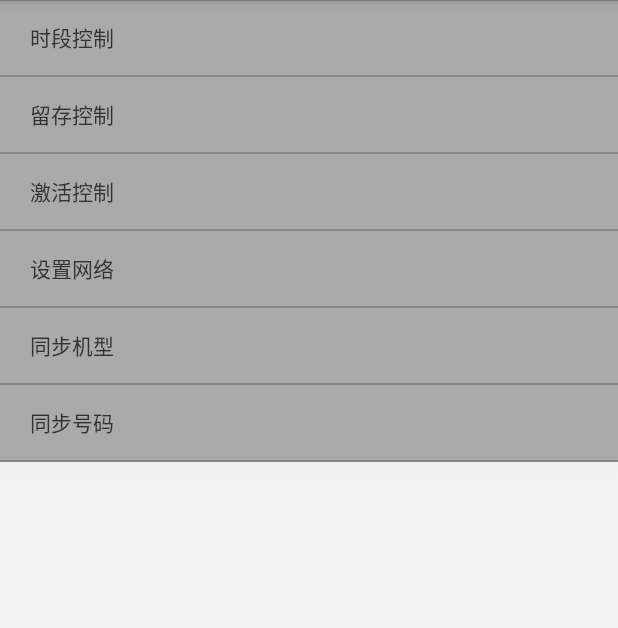
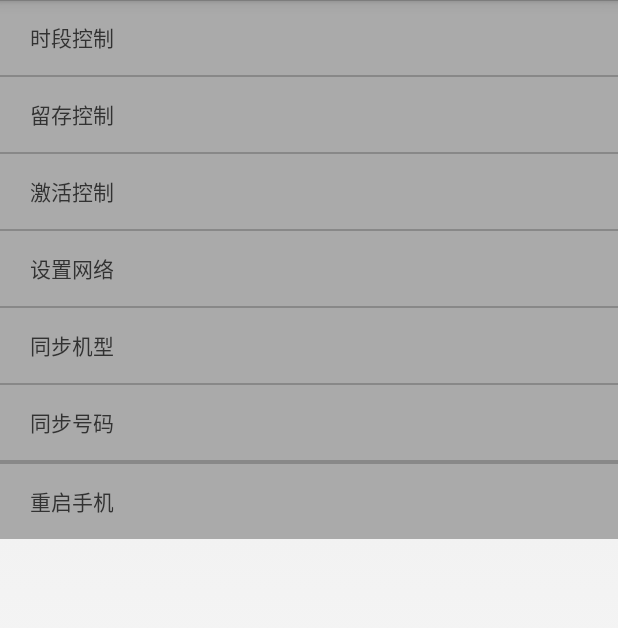
Before and after one commit to anAndroidMonster/003, an Android app: the SettingActivity screen opened directly, with no data from a screen before it, on a phone screen of 412 x 824 dp. Shown: the top 628 px of the screen. Run offline under Robolectric (Android 15) with nearby library versions, the phone set to English and light mode, and no system bars.

Commit message:
增加重启功能；

```diff
--- a/app/src/main/java/com/example/tthtt/activity/SettingActivity.java
+++ b/app/src/main/java/com/example/tthtt/activity/SettingActivity.java
@@ -7,6 +7,7 @@ import android.os.Bundle;
 import android.view.View;
 
 import com.example.tthtt.R;
+import com.example.tthtt.utils.PowerHelper;
 
 /**
  * Created by book4 on 2018/4/8.
@@ -40,6 +41,7 @@ public class SettingActivity extends Activity {
         findViewById(R.id.tv_download_machine).setOnClickListener(mClickListener);
         findViewById(R.id.tv_download_phone_num).setOnClickListener(mClickListener);
         findViewById(R.id.tv_active_control).setOnClickListener(mClickListener);
+        findViewById(R.id.tv_reboot).setOnClickListener(mClickListener);
     }
 
     private View.OnClickListener mClickListener = new View.OnClickListener() {
@@ -64,6 +66,9 @@ public class SettingActivity extends Activity {
                 case R.id.tv_active_control:
                     ActiveSetActivity.enterActivity(SettingActivity.this);
                     break;
+                case R.id.tv_reboot:
+                    PowerHelper.reboot();
+                    break;
             }
         }
     };
--- a/app/src/main/res/layout/activity_settings.xml
+++ b/app/src/main/res/layout/activity_settings.xml
@@ -75,4 +75,16 @@
         android:layout_width="match_parent"
         android:layout_height="1dp"
         android:background="@color/app_gray" />
+    <View
+        android:layout_width="match_parent"
+        android:layout_height="1dp"
+        android:background="@color/app_gray" />
+    <TextView
+        android:id="@+id/tv_reboot"
+        android:text="重启手机"
+        android:paddingLeft="20dp"
+        android:gravity="center_vertical"
+        android:background="@drawable/app_tv_selector"
+        android:layout_width="match_parent"
+        android:layout_height="50dp" />
 </LinearLayout>
```
Also changed, not shown: app/src/main/java/com/example/tthtt/utils/PowerHelper.java (+9 -0 lines).
